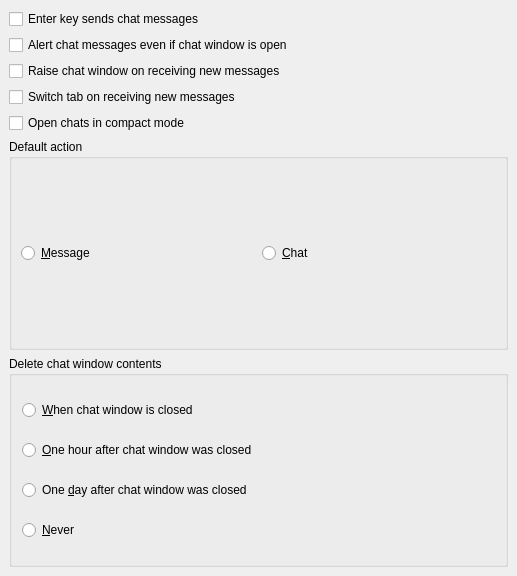
Before: the Qt Designer form src/options/opt_chat.ui in psi-im/psi, drawn with Qt 5.
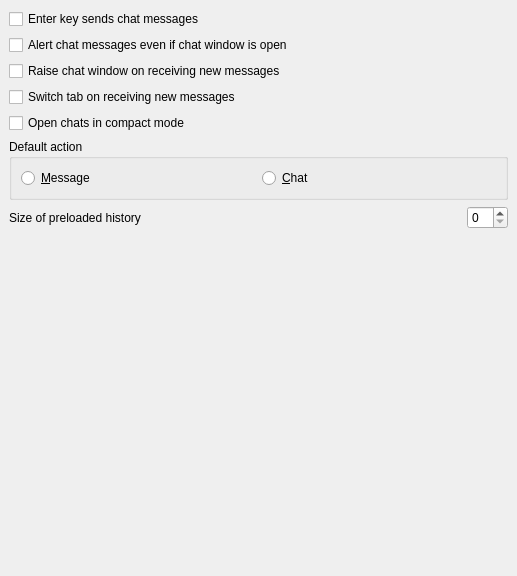
After: the same form once the commit is applied.

Commit message: An attempt to fix #362. Options options.ui.chat.delete-contents-after and options.ui.chat.hide-when-closing deleted as obsolete. Code modernize for psi options. An attempt to fix chat edit geometry with sound record button

```diff
--- a/src/options/opt_chat.ui
+++ b/src/options/opt_chat.ui
@@ -103,56 +103,51 @@
     </widget>
    </item>
    <item>
-    <widget class="QGroupBox" name="groupBox17">
-     <property name="title">
-      <string>Delete chat window contents</string>
-     </property>
-     <layout class="QVBoxLayout">
-      <property name="spacing">
-       <number>6</number>
-      </property>
-      <property name="leftMargin">
-       <number>10</number>
-      </property>
+    <layout class="QHBoxLayout" name="horizontalLayout">
       <property name="topMargin">
-       <number>10</number>
-      </property>
-      <property name="rightMargin">
-       <number>10</number>
-      </property>
-      <property name="bottomMargin">
-       <number>10</number>
-      </property>
+      <number>0</number>
+     </property>
       <item>
-       <widget class="QRadioButton" name="rb_delChatsClose">
+      <widget class="QLabel" name="lb_msgHistCount">
         <property name="text">
-         <string>&amp;When chat window is closed</string>
+        <string>Size of preloaded history</string>
         </property>
        </widget>
       </item>
       <item>
-       <widget class="QRadioButton" name="rb_delChatsHour">
-        <property name="text">
-         <string>&amp;One hour after chat window was closed</string>
-        </property>
-       </widget>
-      </item>
-      <item>
-       <widget class="QRadioButton" name="rb_delChatsDay">
-        <property name="text">
-         <string>One &amp;day after chat window was closed</string>
-        </property>
-       </widget>
+      <spacer name="horizontalSpacer">
+       <property name="orientation">
+        <enum>Qt::Horizontal</enum>
+       </property>
+       <property name="sizeHint" stdset="0">
+        <size>
+         <width>40</width>
+         <height>20</height>
+        </size>
+       </property>
+      </spacer>
       </item>
       <item>
-       <widget class="QRadioButton" name="rb_delChatsNever">
-        <property name="text">
-         <string>&amp;Never</string>
+      <widget class="QSpinBox" name="sb_msgHistCount">
+       <property name="toolTip">
+        <string>&lt;html&gt;&lt;head/&gt;&lt;body&gt;&lt;p&gt;The number of messages that will be displayed in the chat log from the chat history with a contact&lt;/p&gt;&lt;/body&gt;&lt;/html&gt;</string>
         </property>
        </widget>
       </item>
      </layout>
-    </widget>
+   </item>
+   <item>
+    <spacer name="verticalSpacer">
+     <property name="orientation">
+      <enum>Qt::Vertical</enum>
+     </property>
+     <property name="sizeHint" stdset="0">
+      <size>
+       <width>20</width>
+       <height>40</height>
+      </size>
+     </property>
+    </spacer>
    </item>
   </layout>
  </widget>
```
Lines whose indentation alone changed are shown as unchanged. The commit also changes 21 other files.
